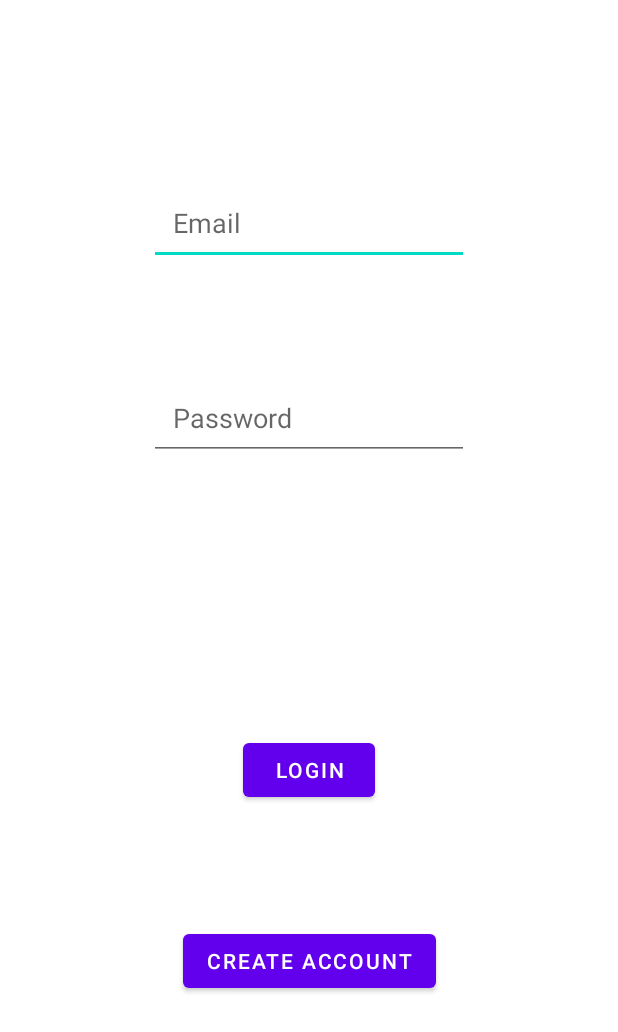
After one commit to andrewnoel99/StudyBuddy, an Android app: the layout activity_login2.xml on its own in the app's theme, with its tools: preview values and no code run, on a phone screen of 412 x 824 dp. The commit adds this screen. Shown: the top 1032 px of the screen. Run offline under Robolectric (Android 15) with nearby library versions, the phone set to English and light mode, and no system bars.

Commit message:
Added the Login Page

```diff
--- /dev/null
+++ b/app/src/main/res/layout/activity_login2.xml
@@ -0,0 +1,55 @@
+<?xml version="1.0" encoding="utf-8"?>
+<androidx.constraintlayout.widget.ConstraintLayout xmlns:android="http://schemas.android.com/apk/res/android"
+    xmlns:app="http://schemas.android.com/apk/res-auto"
+    xmlns:tools="http://schemas.android.com/tools"
+    android:layout_width="match_parent"
+    android:layout_height="match_parent"
+    tools:context=".LoginActivity2">
+
+    <Button
+        android:id="@+id/create_account_button"
+        android:layout_width="wrap_content"
+        android:layout_height="wrap_content"
+        android:layout_marginBottom="159dp"
+        android:text="Create Account"
+        app:layout_constraintBottom_toBottomOf="parent"
+        app:layout_constraintEnd_toEndOf="parent"
+        app:layout_constraintStart_toStartOf="parent" />
+
+    <EditText
+        android:id="@+id/userEmailET"
+        android:layout_width="wrap_content"
+        android:layout_height="wrap_content"
+        android:layout_marginTop="120dp"
+        android:ems="10"
+        android:inputType="textEmailAddress"
+        app:layout_constraintEnd_toEndOf="parent"
+        app:layout_constraintStart_toStartOf="parent"
+        app:layout_constraintTop_toTopOf="parent"
+        android:hint = "Email"
+        android:padding = "16dp"/>
+
+    <EditText
+        android:id="@+id/userPasswordET"
+        android:layout_width="wrap_content"
+        android:layout_height="wrap_content"
+        android:layout_marginTop="73dp"
+        android:ems="10"
+        android:inputType="textPassword"
+        app:layout_constraintEnd_toEndOf="parent"
+        app:layout_constraintStart_toStartOf="parent"
+        app:layout_constraintTop_toBottomOf="@+id/userEmailET"
+        android:labelFor="@+id/userPasswordET"
+        android:hint = "Password"
+        android:padding = "16dp"/>
+
+    <Button
+        android:id="@+id/login_button"
+        android:layout_width="wrap_content"
+        android:layout_height="wrap_content"
+        android:layout_marginBottom="79dp"
+        android:text="Login"
+        app:layout_constraintBottom_toTopOf="@+id/create_account_button"
+        app:layout_constraintEnd_toEndOf="parent"
+        app:layout_constraintStart_toStartOf="parent" />
+</androidx.constraintlayout.widget.ConstraintLayout>
--- /dev/null
+++ b/app/src/main/res/values-land/dimens.xml
@@ -0,0 +1,3 @@
+<resources>
+ <dimen name="activity_horizontal_margin">48dp</dimen>
+</resources>
--- /dev/null
+++ b/app/src/main/res/values-w1240dp/dimens.xml
@@ -0,0 +1,3 @@
+<resources>
+ <dimen name="activity_horizontal_margin">200dp</dimen>
+</resources>
--- /dev/null
+++ b/app/src/main/res/values-w600dp/dimens.xml
@@ -0,0 +1,3 @@
+<resources>
+ <dimen name="activity_horizontal_margin">48dp</dimen>
+</resources>
--- /dev/null
+++ b/app/src/main/res/values/dimens.xml
@@ -0,0 +1,5 @@
+<resources>
+    <!-- Default screen margins, per the Android Design guidelines. -->
+ <dimen name="activity_horizontal_margin">16dp</dimen>
+ <dimen name="activity_vertical_margin">16dp</dimen>
+</resources>
```
Also changed, not shown: app/build.gradle (+12 -0 lines), app/src/main/AndroidManifest.xml (+12 -0 lines), app/src/main/java/com/example/studybuddy20/LoginActivity2.kt (added, +70 -0 lines), app/src/main/java/com/example/studybuddy20/MainActivity.kt (+43 -40 lines), app/src/main/res/values/strings.xml (+9 -0 lines), build.gradle (+6 -1 lines), 1 other file.
